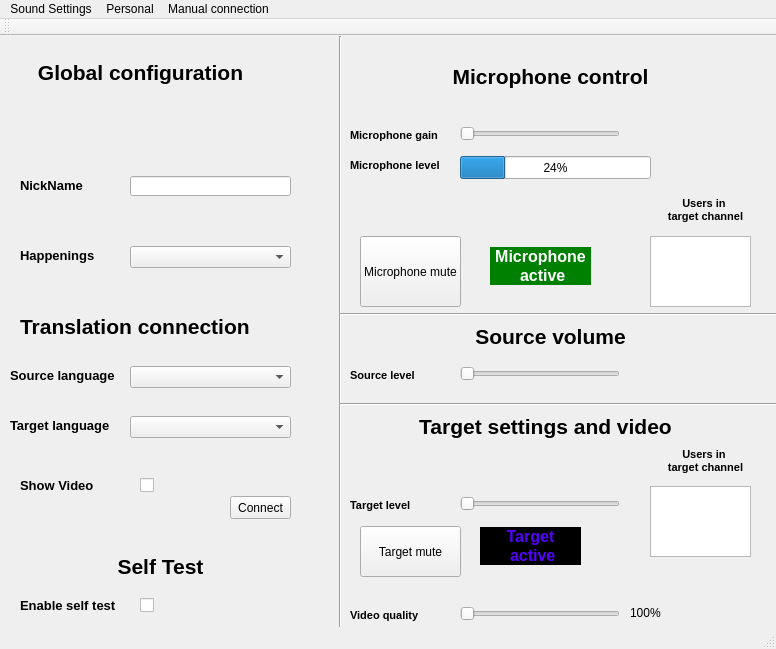
Above: TT_RemoteTranslation/remotetranslatorui.ui from valikl/remote-translator before the change. Below: the same form after it.
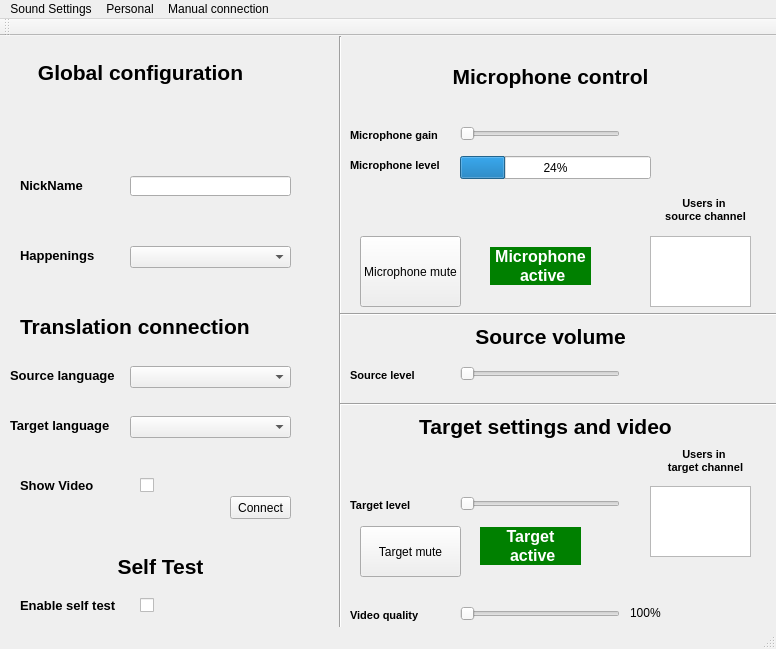
That is the form after the change.

Patch:
```diff
--- a/TT_RemoteTranslation/remotetranslatorui.ui
+++ b/TT_RemoteTranslation/remotetranslatorui.ui
@@ -452,7 +452,7 @@
 p, li { white-space: pre-wrap; }
 &lt;/style&gt;&lt;/head&gt;&lt;body style=&quot; font-family:'MS Shell Dlg 2'; font-size:8.25pt; font-weight:400; font-style:normal;&quot;&gt;
 &lt;p align=&quot;center&quot; style=&quot; margin-top:0px; margin-bottom:0px; margin-left:0px; margin-right:0px; -qt-block-indent:0; text-indent:0px;&quot;&gt;&lt;span style=&quot; font-size:8pt; font-weight:600;&quot;&gt;Users in &lt;/span&gt;&lt;/p&gt;
-&lt;p align=&quot;center&quot; style=&quot; margin-top:0px; margin-bottom:0px; margin-left:0px; margin-right:0px; -qt-block-indent:0; text-indent:0px;&quot;&gt;&lt;span style=&quot; font-size:8pt; font-weight:600;&quot;&gt;target channel&lt;/span&gt;&lt;/p&gt;&lt;/body&gt;&lt;/html&gt;</string>
+&lt;p align=&quot;center&quot; style=&quot; margin-top:0px; margin-bottom:0px; margin-left:0px; margin-right:0px; -qt-block-indent:0; text-indent:0px;&quot;&gt;&lt;span style=&quot; font-size:8pt; font-weight:600;&quot;&gt;source channel&lt;/span&gt;&lt;/p&gt;&lt;/body&gt;&lt;/html&gt;</string>
     </property>
    </widget>
    <widget class="QLabel" name="label_17">
@@ -527,8 +527,8 @@
 &lt;html&gt;&lt;head&gt;&lt;meta name=&quot;qrichtext&quot; content=&quot;1&quot; /&gt;&lt;style type=&quot;text/css&quot;&gt;
 p, li { white-space: pre-wrap; }
 &lt;/style&gt;&lt;/head&gt;&lt;body style=&quot; font-family:'MS Shell Dlg 2'; font-size:8.25pt; font-weight:400; font-style:normal;&quot;&gt;
-&lt;p align=&quot;center&quot; style=&quot; margin-top:0px; margin-bottom:0px; margin-left:0px; margin-right:0px; -qt-block-indent:0; text-indent:0px; background-color:#000000;&quot;&gt;&lt;span style=&quot; font-size:12pt; font-weight:600; color:#5500ff;&quot;&gt;Target&lt;/span&gt;&lt;/p&gt;
-&lt;p align=&quot;center&quot; style=&quot; margin-top:0px; margin-bottom:0px; margin-left:0px; margin-right:0px; -qt-block-indent:0; text-indent:0px; background-color:#000000;&quot;&gt;&lt;span style=&quot; font-size:12pt; font-weight:600; color:#5500ff;&quot;&gt; active&lt;/span&gt;&lt;/p&gt;&lt;/body&gt;&lt;/html&gt;</string>
+&lt;p align=&quot;center&quot; style=&quot; margin-top:0px; margin-bottom:0px; margin-left:0px; margin-right:0px; -qt-block-indent:0; text-indent:0px; background-color:green;&quot;&gt;&lt;span style=&quot; font-size:12pt; font-weight:600; color:white;&quot;&gt;Target&lt;/span&gt;&lt;/p&gt;
+&lt;p align=&quot;center&quot; style=&quot; margin-top:0px; margin-bottom:0px; margin-left:0px; margin-right:0px; -qt-block-indent:0; text-indent:0px; background-color:green;&quot;&gt;&lt;span style=&quot; font-size:12pt; font-weight:600; color:white;&quot;&gt; active&lt;/span&gt;&lt;/p&gt;&lt;/body&gt;&lt;/html&gt;</string>
     </property>
    </widget>
    <widget class="QSlider" name="TrgLvlSld">
```
